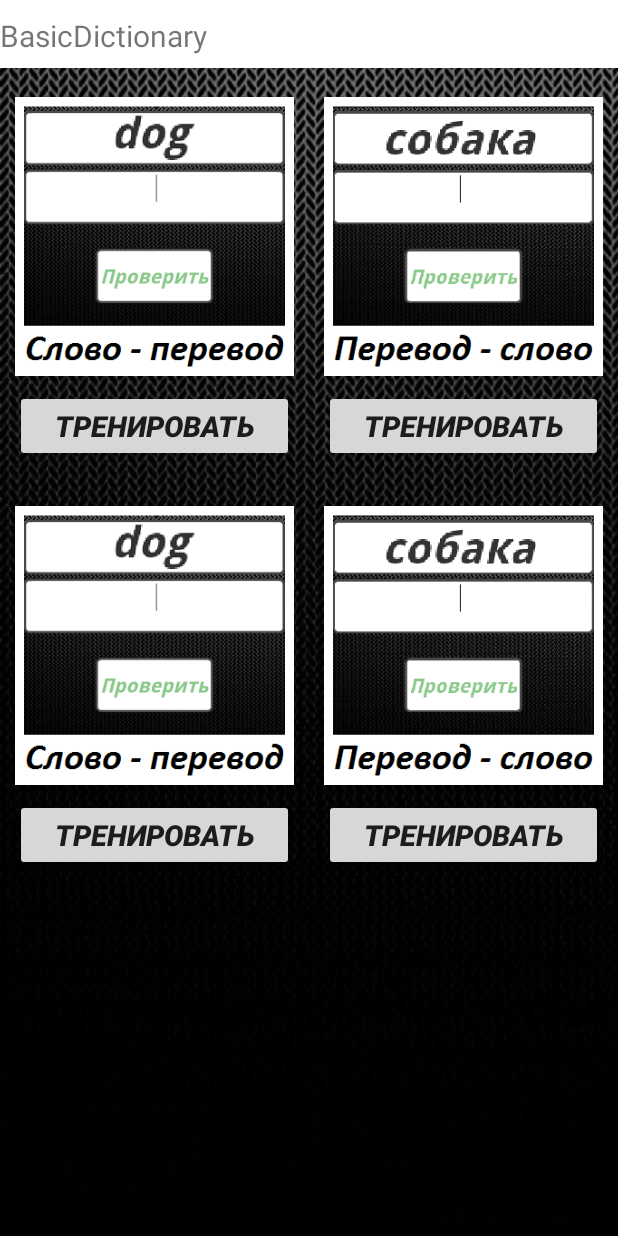
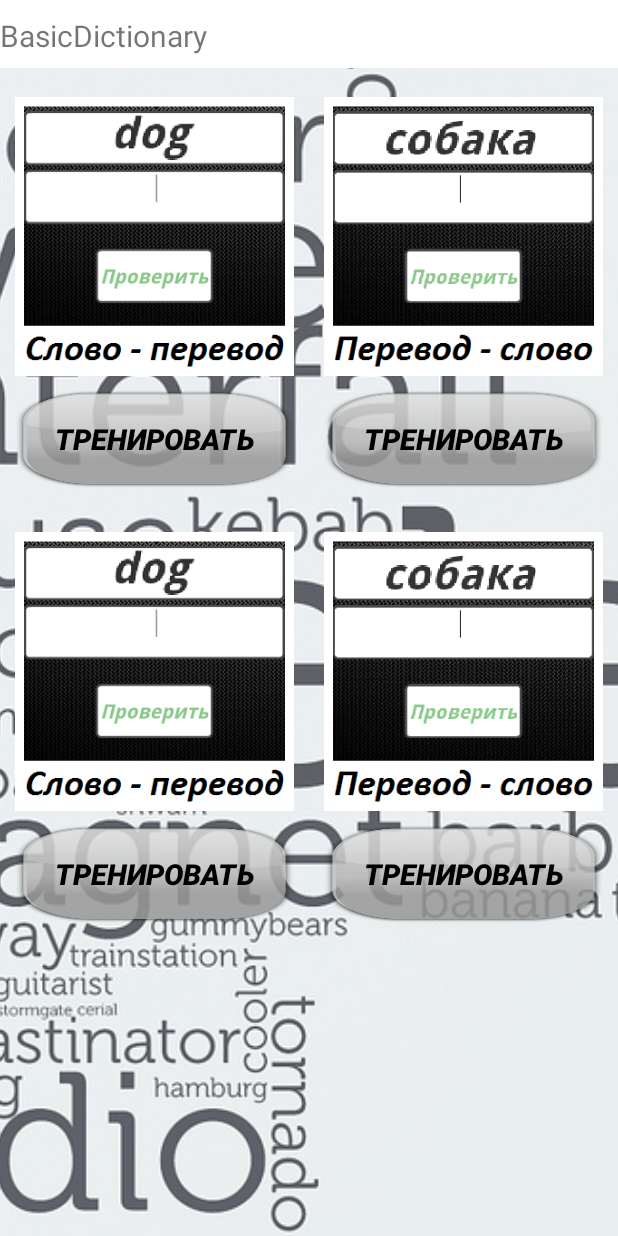
Before and after one commit to JabberWocky256/LearnWords, an Android app: the StartGameActivity screen opened directly, with no data from a screen before it, on a phone screen of 412 x 824 dp. Run offline under Robolectric (Android 15) with nearby library versions, the phone set to English and light mode, and no system bars.

Commit message:
fixed problems with puzzle game

```diff
--- a/app/src/main/java/com/projects/learnwords/games/AbstractEnterGame.java
+++ b/app/src/main/java/com/projects/learnwords/games/AbstractEnterGame.java
@@ -24,7 +24,7 @@ public abstract class AbstractEnterGame extends Activity implements IGame {
     private int repeat= 0;
 
     @Override
-    public void initialize(Context context, String dictName, int repeat){
+    public boolean initialize(Context context, String dictName, int repeat){
         this.context = context;
         this.dictName = dictName;
         this.repeat = repeat;
@@ -36,8 +36,10 @@ public abstract class AbstractEnterGame extends Activity implements IGame {
             currentDictionaryRow = getNextWord();
         }
         if(currentDictionaryRow == null)
-            return; //end game u win!
+            return false; //end game u win!
         setUI(currentDictionaryRow);
+
+        return true;
     }
 
     @Override
--- a/app/src/main/java/com/projects/learnwords/games/IGame.java
+++ b/app/src/main/java/com/projects/learnwords/games/IGame.java
@@ -8,7 +8,7 @@ import com.projects.learnwords.app.IDictionaryRow;
  * Created by Александр on 29.10.2014.
  */
 public interface IGame {
-    public void initialize(Context context, String dictName, int repeat);
+    public boolean initialize(Context context, String dictName, int repeat);
     public String getLanguage();
     public boolean check(String userWord);
     public Dictionary readWordsFromBD();
--- a/app/src/main/res/layout/start_game.xml
+++ b/app/src/main/res/layout/start_game.xml
@@ -1,10 +1,19 @@
 <?xml version="1.0" encoding="utf-8"?>
+<FrameLayout
+        android:layout_width="fill_parent"
+        android:layout_height="fill_parent"
+        xmlns:android="http://schemas.android.com/apk/res/android">
+    <ImageView
+            android:layout_width="match_parent"
+            android:layout_height="match_parent"
+            android:src="@drawable/background"
+            android:scaleType="centerCrop"/>
 
-<LinearLayout xmlns:android="http://schemas.android.com/apk/res/android"
+    <LinearLayout
                   android:orientation="vertical"
                   android:layout_width="match_parent"
-              android:layout_height="match_parent"
-              android:background="@drawable/black_pattern_background">
+                  android:layout_height="match_parent">
+
 
         <Spinner
                 android:layout_width="match_parent"
@@ -37,12 +46,14 @@
                         android:src="@drawable/word_translate"/>
                 <Button
                         android:layout_width="match_parent"
-                    android:layout_height="match_parent"
+                        android:layout_height="65dp"
                         android:text="@string/train"
                         android:id="@+id/btnOkEng"
                         android:gravity="center_horizontal|center_vertical"
                         android:textStyle="bold|italic"
-                    android:textSize="19sp"/>
+                        android:textSize="19sp"
+                        android:background="@drawable/button_background"
+                        android:textColor="#000"/>
                 </LinearLayout>
 
             <LinearLayout
@@ -58,12 +69,14 @@
                         android:src="@drawable/translate_word"/>
             <Button
                     android:layout_width="match_parent"
-                android:layout_height="match_parent"
+                    android:layout_height="65dp"
                     android:text="@string/train"
                     android:gravity="center_horizontal|center_vertical"
                     android:textStyle="bold|italic"
                     android:textSize="19sp"
-                android:id="@+id/btnOkRus"/>
+                    android:id="@+id/btnOkRus"
+                    android:background="@drawable/button_background"
+                    android:textColor="#000"/>
                 </LinearLayout>
 
         </LinearLayout>
@@ -85,12 +98,14 @@
                             android:src="@drawable/word_translate"/>
                     <Button
                             android:layout_width="match_parent"
-                        android:layout_height="match_parent"
+                            android:layout_height="65dp"
                             android:text="@string/train"
                             android:id="@+id/btnOkEngSelect"
                             android:gravity="center_horizontal|center_vertical"
                             android:textStyle="bold|italic"
-                        android:textSize="19sp"/>
+                            android:textSize="19sp"
+                            android:background="@drawable/button_background"
+                            android:textColor="#000"/>
                 </LinearLayout>
 
                 <LinearLayout
@@ -106,15 +121,18 @@
                             android:src="@drawable/translate_word"/>
                     <Button
                             android:layout_width="match_parent"
-                        android:layout_height="match_parent"
+                            android:layout_height="65dp"
                             android:text="@string/train"
                             android:gravity="center_horizontal|center_vertical"
                             android:textStyle="bold|italic"
                             android:textSize="19sp"
-                        android:id="@+id/btnOkRusSelect"/>
+                            android:id="@+id/btnOkRusSelect"
+                            android:background="@drawable/button_background"
+                            android:textColor="#000"/>
                 </LinearLayout>
 
             </LinearLayout>
             </LinearLayout>
         </ScrollView>
     </LinearLayout>
+</FrameLayout>
```
Also changed, not shown: app/src/main/java/com/projects/learnwords/activities/EditDictionaryActivity.java (+19 -3 lines), app/src/main/java/com/projects/learnwords/games/PazzleWordGameActivity.java (+26 -23 lines), 1 other file. Lines whose indentation alone changed are shown as unchanged.
